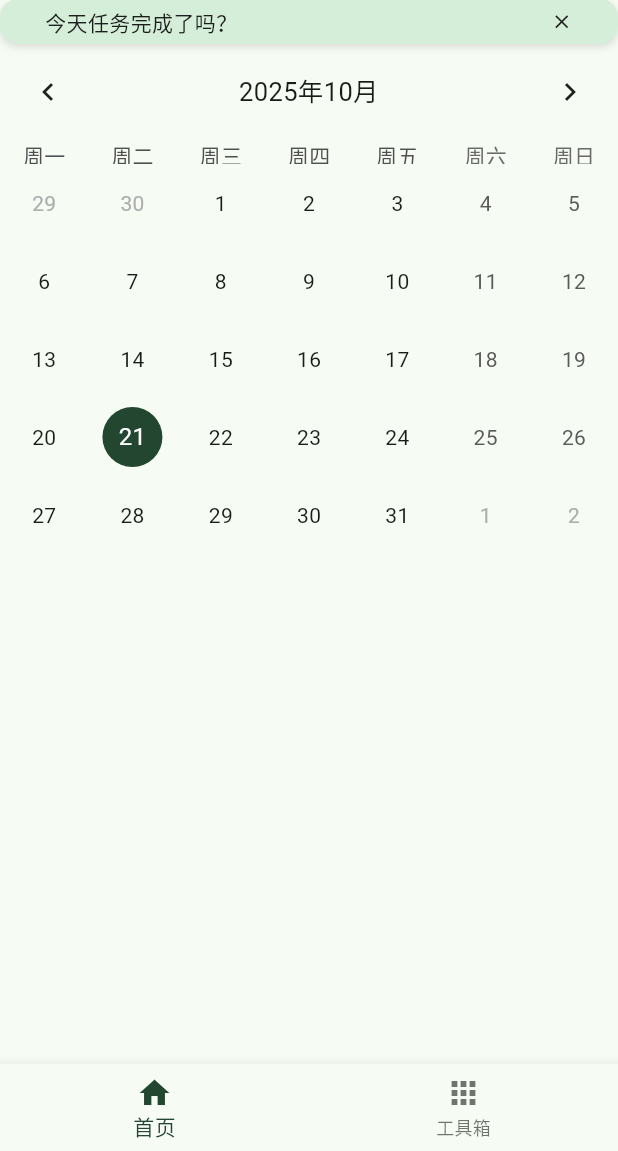
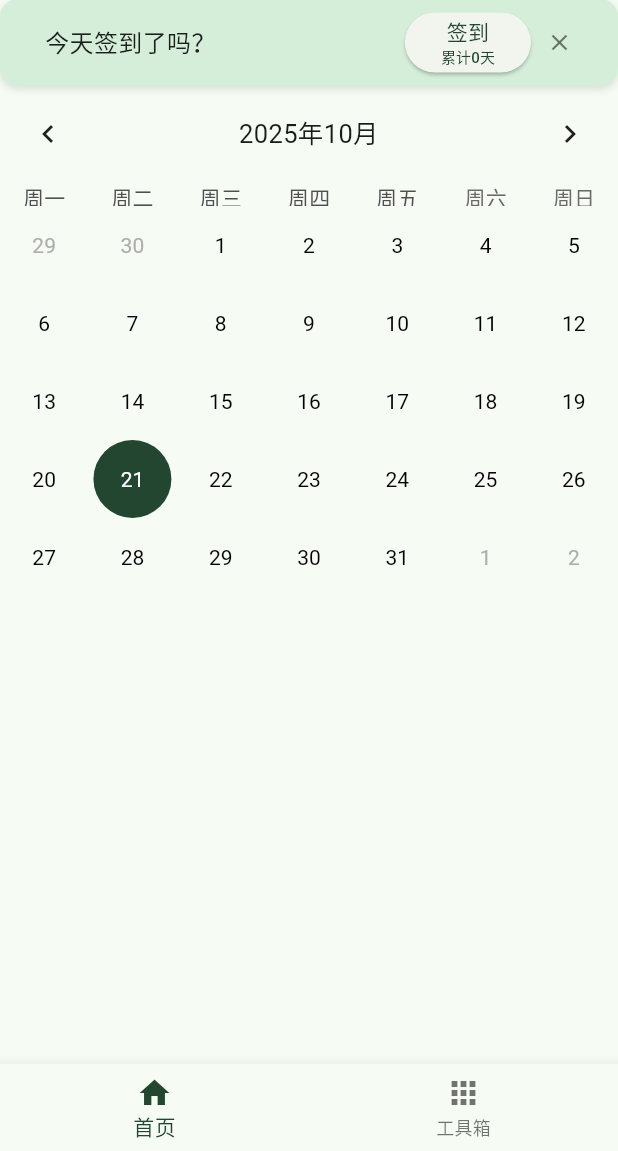
Before and after one commit to hanlei153/check_note, a Flutter app: the screen it shows after launch, on a phone screen of 412 x 824 dp, the part 85-1236 px from its top. Run offline on Flutter 3.47's test engine with Material 3 defaults, Android fonts, the phone set to English and light mode, and no system bars; drawn by our look-alikes of table_calendar; our stand-ins replace awesome_notifications, just_audio, permission_handler, sizer, sqflite; missing offline and left inert: audio_session; accounts and stored records are empty.

Commit message:
新增UI，有任务的日期下添加标记

```diff
--- a/lib/common/func/task_database.dart
+++ b/lib/common/func/task_database.dart
@@ -133,6 +133,8 @@ class DatabaseHelper {
     return await dbClient.delete('tasks', where: 'id = ?', whereArgs: [taskid]);
   }
 
+
+
   Future<void> saveNotificationTime(TimeOfDay? time) async {
     final dbClient = await db;
 
--- a/lib/pages/home.dart
+++ b/lib/pages/home.dart
@@ -11,11 +11,15 @@ class _CheckNoteHomePageState extends State<CheckNoteHomePage> {
   DateTime _focusedDay = DateTime.now();
   DateTime _selectedDay = DateTime.now();
   List<Task> _tasks = [];
+  Set<DateTime> _eventDays = {};
   bool isShowBanner = true;
   @override
   void initState() {
     super.initState();
+    hasCheckedInToday();
+    hasCheckedAllDays();
     _loadTasksForDay(_selectedDay);
+    _loadAllDateTasks();
     // checkAndRequestNotificationPermission();
   }
 
@@ -25,6 +29,16 @@ class _CheckNoteHomePageState extends State<CheckNoteHomePage> {
     setState(() {
       _selectedDay = day;
       _tasks = tasks;
+    });
+  }
+
+  void _loadAllDateTasks() async {
+    final allDateTasks = await DatabaseHelper().getAllTasks();
+    setState(() {
+      _eventDays = allDateTasks.map((task) {
+        final date = DateTime.parse(task['date']);
+        return DateTime(date.year, date.month, date.day);
+      }).toSet();
     });
   }
 
@@ -43,8 +57,79 @@ class _CheckNoteHomePageState extends State<CheckNoteHomePage> {
     );
   }
 
+  DateTime today = DateTime.now();
+  bool isCheckIn = false;
+  int checkInCount = 0;
+
+  void hasCheckedAllDays() async {
+    int totalCheckInCount = await DatabaseHelper().getTotalCheckinCount();
+    setState(() {
+      checkInCount = totalCheckInCount;
+    });
+  }
+
+  void hasCheckedInToday() async {
+    bool checkInToday = await DatabaseHelper().hasCheckedInToday(today);
+    int checkInCount = await DatabaseHelper().getTotalCheckinCount();
+    if (checkInToday) {
+      setState(() {
+        isCheckIn = true;
+        checkInCount = checkInCount;
+      });
+    }
+  }
+
   String _formatDate(DateTime date) =>
       '${date.year}-${date.month.toString().padLeft(2, '0')}-${date.day.toString().padLeft(2, '0')}';
+
+  Widget _buildDayCell(DateTime day,
+      {bool isToday = false, bool isSelected = false}) {
+    final hasEvent = _hasEventForDay(day);
+    return AnimatedContainer(
+      duration: const Duration(milliseconds: 250),
+      curve: Curves.easeInOut,
+      width: 35,
+      decoration: BoxDecoration(
+        color: isSelected
+            ? const Color(0xFF234631)
+            : isToday
+                ? const Color(0xFF7DA683).withOpacity(0.5)
+                : Colors.transparent,
+        shape: BoxShape.circle,
+      ),
+      child: Column(
+        mainAxisAlignment: MainAxisAlignment.center,
+        children: [
+          AnimatedDefaultTextStyle(
+            duration: const Duration(milliseconds: 250),
+            style: TextStyle(
+              color: isSelected ? Colors.white : Colors.black,
+            ),
+            child: Text('${day.day}'),
+          ),
+          if (hasEvent)
+            Transform.translate(
+              offset: const Offset(0, 12),
+              child: AnimatedDefaultTextStyle(
+                duration: const Duration(milliseconds: 250),
+                style: TextStyle(
+                  fontSize: 35,
+                  color:
+                      isSelected ? Colors.white : Color.fromARGB(255, 0, 0, 0),
+                  height: 0.1,
+                ),
+                child: Text('·'),
+              ),
+            ),
+        ],
+      ),
+    );
+  }
+
+  bool _hasEventForDay(DateTime day) {
+    // 例如：判断该日期是否在打卡列表中
+    return _eventDays.contains(DateTime(day.year, day.month, day.day));
+  }
 
   @override
   Widget build(BuildContext context) {
@@ -84,9 +169,29 @@ class _CheckNoteHomePageState extends State<CheckNoteHomePage> {
                   mainAxisAlignment: MainAxisAlignment.spaceBetween,
                   children: [
                     Text(
-                      "今天任务完成了吗？",
-                      style: TextStyle(color: Colors.black87, fontSize: 14),
+                      isCheckIn ? '今天好像已经签到过啦！' : "今天签到了吗？",
+                      style: TextStyle(color: Colors.black87, fontSize: 16),
                     ),
+                    // 占位符
+                    Spacer(flex: 1),
+
+                    ElevatedButton(
+                      onPressed: () async {
+                        await DatabaseHelper().checkInToday(today);
+                        hasCheckedInToday();
+                      },
+                      child: Column(
+                        mainAxisSize: MainAxisSize.min,
+                        children: [
+                          Text(isCheckIn ? '已签到' : '签到'),
+                          Text(
+                            '累计$checkInCount天',
+                            style: TextStyle(fontSize: 10),
+                          )
+                        ],
+                      ),
+                    ),
+                    SizedBox(width: 10),
                     GestureDetector(
                       onTap: () {
                         setState(() {
@@ -95,8 +200,10 @@ class _CheckNoteHomePageState extends State<CheckNoteHomePage> {
                       },
                       child: Icon(
                         Icons.close,
-                          size: 15,
-                        ))
+                        size: 18,
+                        color: Colors.black54,
+                      ),
+                    ),
                   ],
                 ),
               ),
@@ -121,16 +228,18 @@ class _CheckNoteHomePageState extends State<CheckNoteHomePage> {
                   _focusedDay = focused; // 更新焦点日期，控制当前页面显示
                 });
                 _loadTasksForDay(selected); // 加载对应日期打卡项
+                _loadAllDateTasks(); // 刷新所有日期的打卡项状态
               },
-              calendarStyle: CalendarStyle(
-                selectedDecoration: BoxDecoration(
-                  color: Color(0xFF234631), // 深绿色圆圈
-                  shape: BoxShape.circle,
-                ),
-                todayDecoration: BoxDecoration(
-                  color: Color(0xFF7DA683).withOpacity(0.5), // 浅绿色圆圈
-                  shape: BoxShape.circle,
-                ),
+              calendarBuilders: CalendarBuilders(
+                defaultBuilder: (context, day, focusedDay) {
+                  return _buildDayCell(day);
+                },
+                todayBuilder: (context, day, focusedDay) {
+                  return _buildDayCell(day, isToday: true);
+                },
+                selectedBuilder: (context, day, focusedDay) {
+                  return _buildDayCell(day, isSelected: true);
+                },
               ),
             ),
             Expanded(
@@ -447,6 +556,7 @@ class _CheckNoteHomePageState extends State<CheckNoteHomePage> {
                         await DatabaseHelper().insertTask(task);
                         Navigator.pop(context);
                         _loadTasksForDay(_selectedDay);
+                        _loadAllDateTasks();
                       },
                       child: Text('添加'),
                     ),
```
Also changed, not shown: lib/pages/toolbox.dart (+0 -37 lines). Lines whose indentation alone changed are shown as unchanged.
